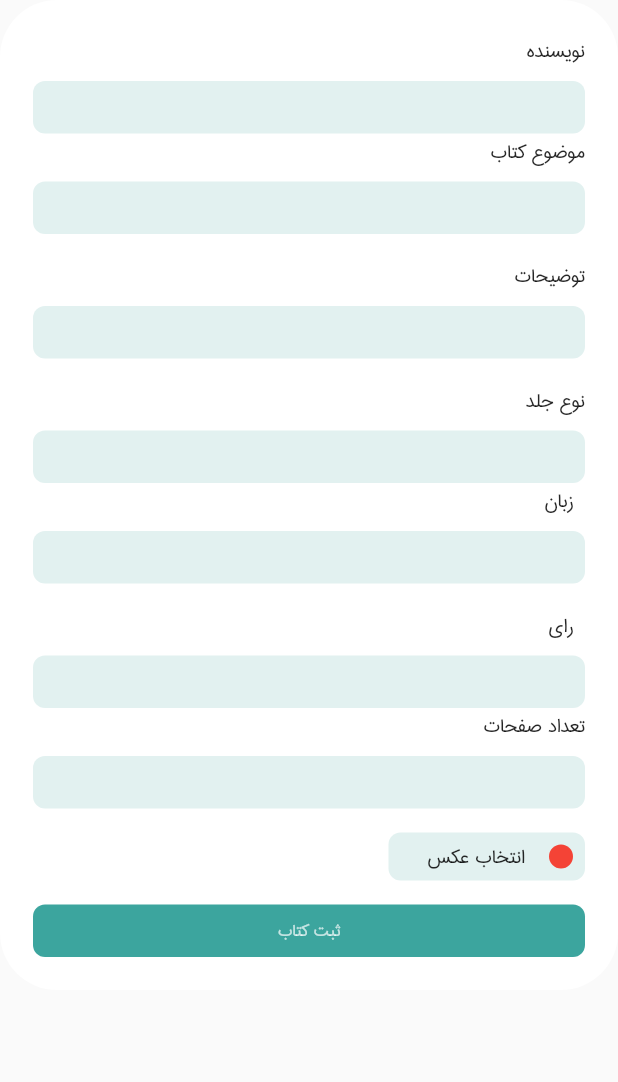
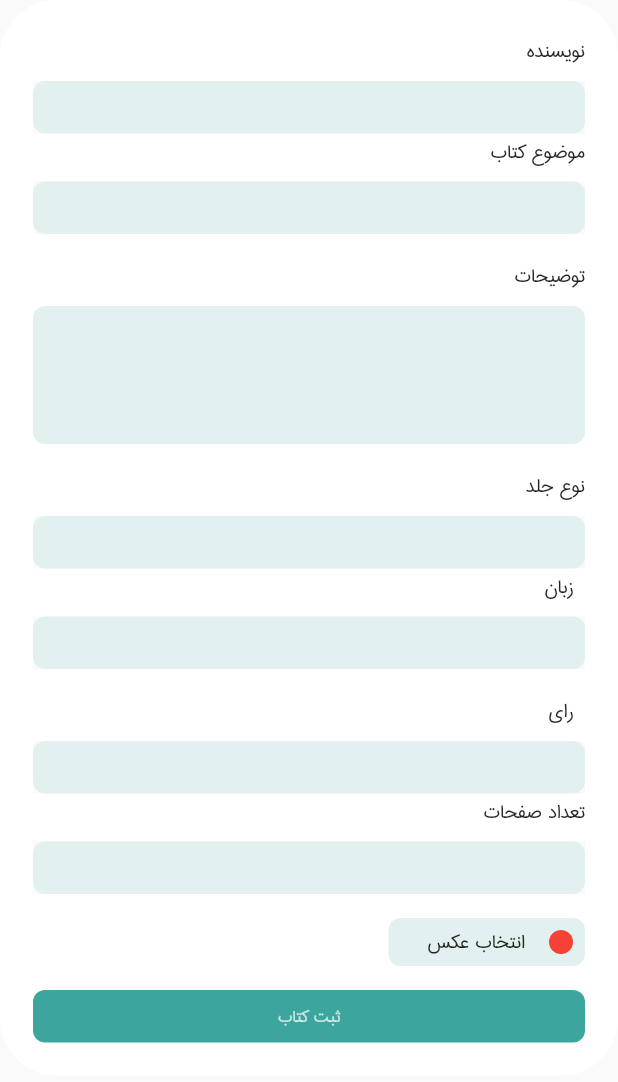
Before and after one commit to yazdanMhmmdi/book_shop_admin_panel, a Flutter app: the AddBookDialog widget shown alone on an empty page, opened directly, on a phone screen of 412 x 824 dp. Shown: the top 1082 px of the screen. Run offline on Flutter 3.47's test engine with Material 2 defaults, Android fonts, the phone set to English and light mode, and no system bars; our stand-ins replace bloc, carousel_slider, equatable, flutter_bloc, flutter_rating_bar; missing offline and left inert: dart:ffi, filepicker_windows; accounts and stored records are empty; statements that could not run were skipped.

Commit message:
fix text field spot

```diff
--- a/lib/presentation/widget/add_book_dialog.dart
+++ b/lib/presentation/widget/add_book_dialog.dart
@@ -35,16 +35,19 @@ class _AddBookDialogState extends State<AddBookDialog> {
                 TextFieldSpot(
                   width: 377,
                   title: "نویسنده",
+                  maxLengh: 50,
                 ),
                 SizedBox(width: 16),
                 TextFieldSpot(
                   width: 377,
                   title: "موضوع کتاب",
+                  maxLengh: 82,
                 ),
               ],
             ),
             SizedBox(height: 16),
             MultiTextFieldSpot(
+              maxLengh: 560,
               title: "توضیحات",
             ),
             SizedBox(
@@ -55,11 +58,13 @@ class _AddBookDialogState extends State<AddBookDialog> {
                 TextFieldSpot(
                   width: 377,
                   title: "نوع جلد",
+                  maxLengh: 10,
                 ),
                 SizedBox(width: 16),
                 TextFieldSpot(
                   width: 377,
                   title: "زبان  ",
+                  maxLengh: 15,
                 ),
               ],
             ),
@@ -71,11 +76,13 @@ class _AddBookDialogState extends State<AddBookDialog> {
                 TextFieldSpot(
                   width: 377,
                   title: "رای  ",
+                  maxLengh: 6,
                 ),
                 SizedBox(width: 16),
                 TextFieldSpot(
                   width: 377,
                   title: "تعداد صفحات",
+                  maxLengh: 5,
                 ),
                 SizedBox(
                   height: 16,
--- a/lib/presentation/widget/multi_text_field_spot.dart
+++ b/lib/presentation/widget/multi_text_field_spot.dart
@@ -1,9 +1,11 @@
 import 'package:book_shop_admin_panel/constants/i_colors.dart';
 import 'package:flutter/material.dart';
+import 'package:flutter/services.dart';
 
 class MultiTextFieldSpot extends StatelessWidget {
   String title;
-  MultiTextFieldSpot({@required this.title});
+  int maxLengh = 100;
+  MultiTextFieldSpot({@required this.title, @required this.maxLengh});
   @override
   Widget build(BuildContext context) {
     return Column(
@@ -21,12 +23,29 @@ class MultiTextFieldSpot extends StatelessWidget {
         SizedBox(
           height: 8,
         ),
-        Container(
-          height: 35,
-          width: 770,
-          decoration: BoxDecoration(
-            borderRadius: BorderRadius.circular(8),
-            color: IColors.lowBoldGreen,
+        Material(
+          color: Colors.transparent,
+          child: Container(
+            height: 92,
+            width: 770,
+            decoration: BoxDecoration(
+              borderRadius: BorderRadius.circular(8),
+              color: IColors.lowBoldGreen,
+            ),
+            child: Directionality(
+              textDirection: TextDirection.rtl,
+              child: TextField(
+                maxLines: 3,
+                inputFormatters: <TextInputFormatter>[
+                  LengthLimitingTextInputFormatter(maxLengh),
+                ],
+                style: TextStyle(fontFamily: 'IranSans', fontSize: 16),
+                decoration: InputDecoration(
+                    border: InputBorder.none,
+                    contentPadding: EdgeInsets.only(
+                        bottom: 11, right: 16, left: 16, top: 11)),
+              ),
+            ),
           ),
         ),
       ],
--- a/lib/presentation/widget/text_field_spot.dart
+++ b/lib/presentation/widget/text_field_spot.dart
@@ -1,10 +1,13 @@
 import 'package:book_shop_admin_panel/constants/i_colors.dart';
 import 'package:flutter/material.dart';
+import 'package:flutter/services.dart';
 
 class TextFieldSpot extends StatelessWidget {
   String title;
   double width;
-  TextFieldSpot({@required this.title, @required this.width});
+  int maxLengh;
+  TextFieldSpot(
+      {@required this.title, @required this.width, @required this.maxLengh});
   @override
   Widget build(BuildContext context) {
     return Column(
@@ -22,12 +25,30 @@ class TextFieldSpot extends StatelessWidget {
         SizedBox(
           height: 8,
         ),
-        Container(
-          height: 35,
-          width: width,
-          decoration: BoxDecoration(
-            borderRadius: BorderRadius.circular(8),
-            color: IColors.lowBoldGreen,
+        Material(
+          child: Container(
+            height: 35,
+            width: width,
+            decoration: BoxDecoration(
+              borderRadius: BorderRadius.circular(8),
+              color: IColors.lowBoldGreen,
+            ),
+            child: Directionality(
+              textDirection: TextDirection.rtl,
+              child: Center(
+                child: TextField(
+                  maxLines: 2,
+                  inputFormatters: <TextInputFormatter>[
+                    LengthLimitingTextInputFormatter(maxLengh),
+                  ],
+                  style: TextStyle(fontFamily: 'IranSans', fontSize: 16),
+                  decoration: InputDecoration(
+                      border: InputBorder.none,
+                      contentPadding:
+                          EdgeInsets.only(bottom: 4, right: 16, left: 16)),
+                ),
+              ),
+            ),
           ),
         ),
       ],
```
